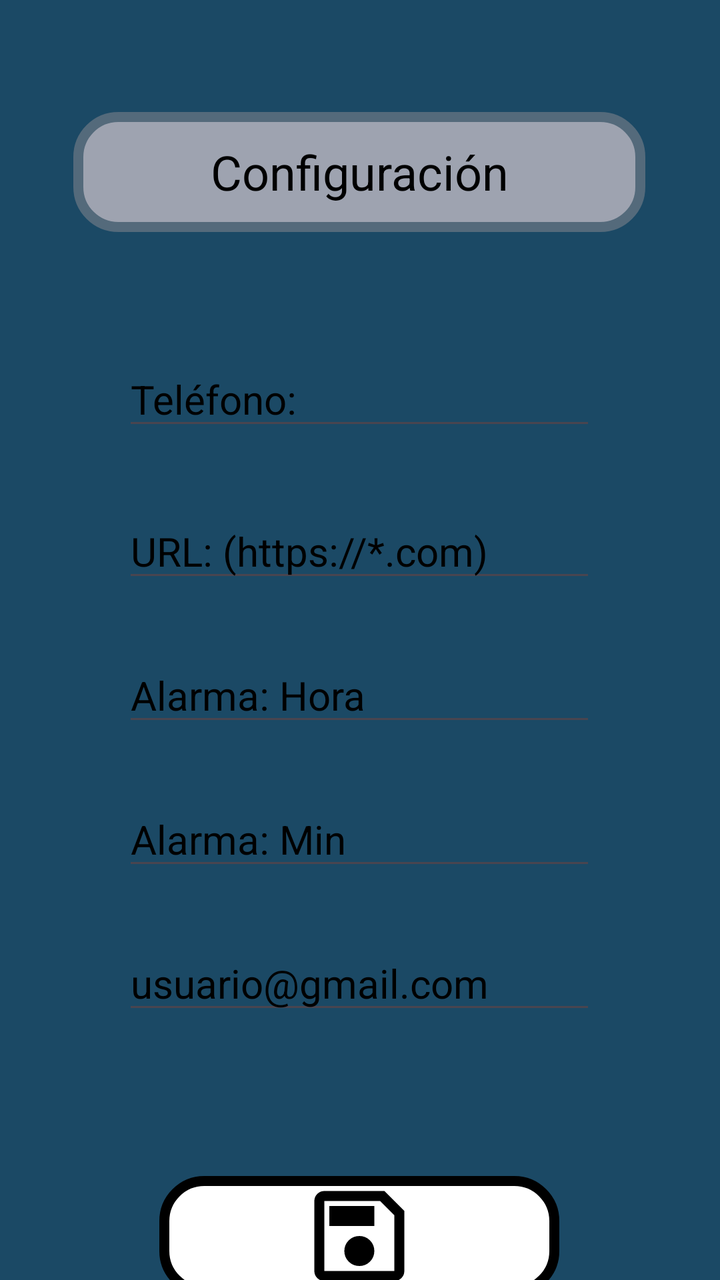
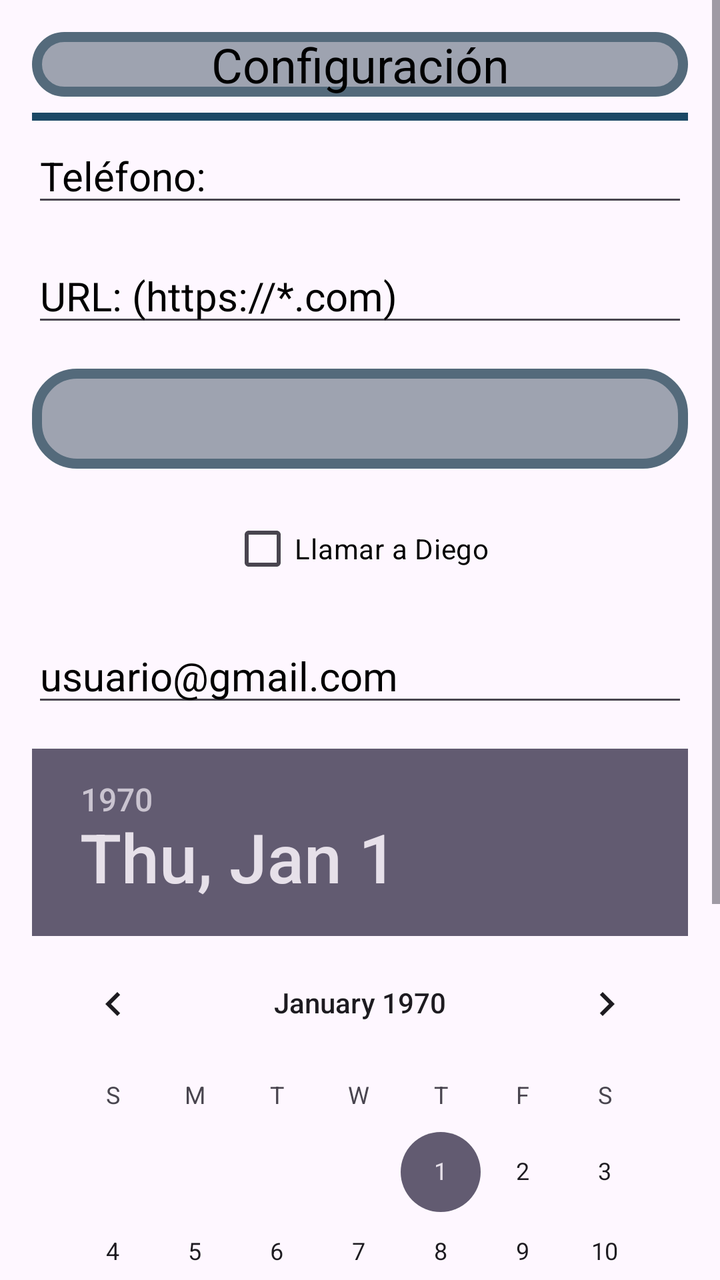

Compare the two renders of this Android layout. The source of the first and the diff that turns it into the second are given below.
<!-- AndroidManifest.xml: application theme Theme.ProyectoEvalTema1 -->
<!-- res/layout/activity_conf.xml -->
<?xml version="1.0" encoding="utf-8"?>
<androidx.constraintlayout.widget.ConstraintLayout xmlns:android="http://schemas.android.com/apk/res/android"
    xmlns:app="http://schemas.android.com/apk/res-auto"
    xmlns:tools="http://schemas.android.com/tools"
    android:id="@+id/main"
    android:layout_width="match_parent"
    android:layout_height="match_parent"
    tools:context=".ConfActivity">


    <View
        android:id="@+id/view2"
        android:layout_width="match_parent"
        android:layout_height="match_parent"
        android:background="@color/indigo_blue"
        app:layout_constraintBottom_toBottomOf="parent"
        app:layout_constraintEnd_toEndOf="parent"
        app:layout_constraintHorizontal_bias="0.0"
        app:layout_constraintStart_toStartOf="parent">

    </View>

    <TextView
        android:id="@+id/txtCon"
        android:layout_width="286dp"
        android:layout_height="60dp"
        android:layout_marginTop="56dp"
        android:background="@drawable/text_extra"
        android:gravity="center"
        android:text="@string/app_config"
        android:textColor="@color/black"
        android:textSize="24sp"
        app:layout_constraintEnd_toEndOf="parent"
        app:layout_constraintHorizontal_bias="0.496"
        app:layout_constraintStart_toStartOf="parent"
        app:layout_constraintTop_toTopOf="parent">

    </TextView>

    <EditText
        android:id="@+id/edit_phone"
        android:layout_width="wrap_content"
        android:layout_height="wrap_content"
        android:layout_marginTop="120dp"
        android:ems="10"
        android:hint="Teléfono:"
        android:inputType="text"
        android:textColor="@color/columbia_blue"
        android:textColorHint="@color/black"
        android:textSize="20sp"
        app:layout_constraintEnd_toEndOf="parent"
        app:layout_constraintHorizontal_bias="0.497"
        app:layout_constraintStart_toStartOf="parent"
        app:layout_constraintTop_toTopOf="@+id/txtCon" />

    <EditText
        android:id="@+id/edit_url"
        android:layout_width="wrap_content"
        android:layout_height="wrap_content"
        android:layout_marginTop="32dp"
        android:ems="10"
        android:hint="URL: (https://*.com)"
        android:inputType="text"
        android:textColor="@color/columbia_blue"
        android:textSize="20sp"
        android:textColorHint="@color/black"
        app:layout_constraintEnd_toEndOf="parent"
        app:layout_constraintHorizontal_bias="0.497"
        app:layout_constraintStart_toStartOf="parent"
        app:layout_constraintTop_toBottomOf="@+id/edit_phone" />

    <EditText
        android:id="@+id/edit_alarm_hour"
        android:layout_width="wrap_content"
        android:layout_height="wrap_content"
        android:layout_marginTop="28dp"
        android:ems="10"
        android:hint="Alarma: Hora"
        android:inputType="text"
        android:textColor="@color/columbia_blue"
        android:textColorHint="@color/black"
        android:textSize="20sp"
        app:layout_constraintEnd_toEndOf="parent"
        app:layout_constraintHorizontal_bias="0.497"
        app:layout_constraintStart_toStartOf="parent"
        app:layout_constraintTop_toBottomOf="@+id/edit_url" />

    <EditText
        android:id="@+id/edit_alarm_min"
        android:layout_width="wrap_content"
        android:layout_height="wrap_content"
        android:layout_marginTop="28dp"
        android:ems="10"
        android:hint="Alarma: Min"
        android:inputType="text"
        android:textColor="@color/columbia_blue"
        android:textColorHint="@color/black"
        android:textSize="20sp"
        app:layout_constraintEnd_toEndOf="parent"
        app:layout_constraintHorizontal_bias="0.497"
        app:layout_constraintStart_toStartOf="parent"
        app:layout_constraintTop_toBottomOf="@+id/edit_alarm_hour" />

    <EditText
        android:id="@+id/edit_gmail"
        android:layout_width="wrap_content"
        android:layout_height="wrap_content"
        android:layout_marginTop="28dp"
        android:ems="10"
        android:hint="usuario@gmail.com"
        android:inputType="text"
        android:textColor="@color/columbia_blue"
        android:textColorHint="@color/black"
        android:textSize="20sp"
        app:layout_constraintEnd_toEndOf="parent"
        app:layout_constraintHorizontal_bias="0.497"
        app:layout_constraintStart_toStartOf="parent"
        app:layout_constraintTop_toBottomOf="@+id/edit_alarm_min">

    </EditText>

    <ImageButton
        android:id="@+id/btn_config"
        android:layout_width="200dp"
        android:layout_height="60dp"
        android:layout_marginTop="588dp"
        android:background="@drawable/button_pred"
        android:scaleType="fitCenter"
        app:layout_constraintEnd_toEndOf="parent"
        app:layout_constraintHorizontal_bias="0.497"
        app:layout_constraintStart_toStartOf="parent"
        app:layout_constraintTop_toTopOf="parent"
        app:srcCompat="@drawable/save_icon">



    </ImageButton>

</androidx.constraintlayout.widget.ConstraintLayout>
<!-- resources referenced by this layout -->
<resources>
  <color name="black">#FF000000</color>
  <color name="columbia_blue">#CAE9FF</color>
  <color name="indigo_blue">#1B4965</color>
  <!-- drawable button_pred (drawable) -->
  <?xml version="1.0" encoding="utf-8"?>
  <shape xmlns:android="http://schemas.android.com/apk/res/android">
    <solid
        android:color="@color/white"></solid>
      <stroke
          android:width="5dp"></stroke>
      <corners
          android:radius="20dp"></corners>
  </shape>
  <!-- drawable save_icon (drawable) -->
  <vector xmlns:android="http://schemas.android.com/apk/res/android" android:height="24dp" android:tint="@color/black" android:viewportHeight="960" android:viewportWidth="960" android:width="24dp">
        
      <path android:fillColor="@android:color/white" android:pathData="M840,280L840,760Q840,793 816.5,816.5Q793,840 760,840L200,840Q167,840 143.5,816.5Q120,793 120,760L120,200Q120,167 143.5,143.5Q167,120 200,120L680,120L840,280ZM760,314L646,200L200,200Q200,200 200,200Q200,200 200,200L200,760Q200,760 200,760Q200,760 200,760L760,760Q760,760 760,760Q760,760 760,760L760,314ZM480,720Q530,720 565,685Q600,650 600,600Q600,550 565,515Q530,480 480,480Q430,480 395,515Q360,550 360,600Q360,650 395,685Q430,720 480,720ZM240,400L600,400L600,240L240,240L240,400ZM200,314L200,760Q200,760 200,760Q200,760 200,760L200,760Q200,760 200,760Q200,760 200,760L200,200Q200,200 200,200Q200,200 200,200L200,200L200,314Z"/>
      
  </vector>
  <!-- drawable text_extra (drawable) -->
  <?xml version="1.0" encoding="utf-8"?>
  <shape xmlns:android="http://schemas.android.com/apk/res/android">
      <solid
          android:color="@color/cadet_grey">
      </solid>
      <stroke
          android:width="5dp"
          android:color="@color/payne_grey">
      </stroke>
      <corners
          android:radius="20dp">
      </corners>
  </shape>
  <string name="app_config">Configuración</string>
  <style name="Theme.ProyectoEvalTema1" parent="Base.Theme.ProyectoEvalTema1" />
  <color name="white">#FFFFFFFF</color>
  <color name="cadet_grey">#9EA3B0</color>
  <color name="payne_grey">#546A7B</color>
  <style name="Base.Theme.ProyectoEvalTema1" parent="Theme.Material3.DayNight.NoActionBar">
          
          
      </style>
</resources>

<!-- the commit's change to res/layout/activity_conf.xml (unified diff, before → after) -->
@@ -1,139 +1,152 @@
 <?xml version="1.0" encoding="utf-8"?>
-<androidx.constraintlayout.widget.ConstraintLayout xmlns:android="http://schemas.android.com/apk/res/android"
+<ScrollView xmlns:android="http://schemas.android.com/apk/res/android"
     xmlns:app="http://schemas.android.com/apk/res-auto"
     xmlns:tools="http://schemas.android.com/tools"
-    android:id="@+id/main"
     android:layout_width="match_parent"
     android:layout_height="match_parent"
-    tools:context=".ConfActivity">
+    android:fillViewport="true">
 
+    <LinearLayout
+        android:layout_width="match_parent"
+        android:layout_height="wrap_content"
+        android:orientation="vertical">
 
-    <View
-        android:id="@+id/view2"
-        android:layout_width="match_parent"
-        android:layout_height="match_parent"
-        android:background="@color/indigo_blue"
-        app:layout_constraintBottom_toBottomOf="parent"
-        app:layout_constraintEnd_toEndOf="parent"
-        app:layout_constraintHorizontal_bias="0.0"
-        app:layout_constraintStart_toStartOf="parent">
+        <androidx.constraintlayout.widget.ConstraintLayout
+            android:layout_width="match_parent"
+            android:layout_height="wrap_content"
+            android:padding="16dp">
 
-    </View>
+            
+            <TextView
+                android:id="@+id/txtCon"
+                android:layout_width="0dp"
+                android:layout_height="wrap_content"
+                android:background="@drawable/text_extra"
+                android:gravity="center"
+                android:text="@string/app_config"
+                android:textColor="@color/black"
+                android:textSize="24sp"
+                app:layout_constraintTop_toTopOf="parent"
+                app:layout_constraintStart_toStartOf="parent"
+                app:layout_constraintEnd_toEndOf="parent"/>
 
-    <TextView
-        android:id="@+id/txtCon"
-        android:layout_width="286dp"
-        android:layout_height="60dp"
-        android:layout_marginTop="56dp"
-        android:background="@drawable/text_extra"
-        android:gravity="center"
-        android:text="@string/app_config"
-        android:textColor="@color/black"
-        android:textSize="24sp"
-        app:layout_constraintEnd_toEndOf="parent"
-        app:layout_constraintHorizontal_bias="0.496"
-        app:layout_constraintStart_toStartOf="parent"
-        app:layout_constraintTop_toTopOf="parent">
+            
+            <EditText
+                android:id="@+id/edit_phone"
+                android:layout_width="0dp"
+                android:layout_height="wrap_content"
+                android:hint="Teléfono:"
+                android:inputType="phone"
+                android:textColor="@color/black"
+                android:textColorHint="@color/black"
+                android:textSize="20sp"
+                app:layout_constraintTop_toBottomOf="@id/txtCon"
+                app:layout_constraintStart_toStartOf="parent"
+                app:layout_constraintEnd_toEndOf="parent"
+                android:layout_marginTop="16dp"/>
 
-    </TextView>
+            
+            <EditText
+                android:id="@+id/edit_url"
+                android:layout_width="0dp"
+                android:layout_height="wrap_content"
+                android:hint="URL: (https://*.com)"
+                android:inputType="textUri"
+                android:textColor="@color/black"
+                android:textColorHint="@color/black"
+                android:textSize="20sp"
+                app:layout_constraintTop_toBottomOf="@id/edit_phone"
+                app:layout_constraintStart_toStartOf="parent"
+                app:layout_constraintEnd_toEndOf="parent"
+                android:layout_marginTop="16dp"/>
 
-    <EditText
-        android:id="@+id/edit_phone"
-        android:layout_width="wrap_content"
-        android:layout_height="wrap_content"
-        android:layout_marginTop="120dp"
-        android:ems="10"
-        android:hint="Teléfono:"
-        android:inputType="text"
-        android:textColor="@color/columbia_blue"
-        android:textColorHint="@color/black"
-        android:textSize="20sp"
-        app:layout_constraintEnd_toEndOf="parent"
-        app:layout_constraintHorizontal_bias="0.497"
-        app:layout_constraintStart_toStartOf="parent"
-        app:layout_constraintTop_toTopOf="@+id/txtCon" />
+            
+            <Spinner
+                android:id="@+id/spinner_tiempo"
+                android:layout_width="0dp"
+                android:layout_height="50dp"
+                android:background="@drawable/text_extra"
+                app:layout_constraintTop_toBottomOf="@id/edit_url"
+                app:layout_constraintStart_toStartOf="parent"
+                app:layout_constraintEnd_toEndOf="parent"
+                android:layout_marginTop="16dp"/>
 
-    <EditText
-        android:id="@+id/edit_url"
-        android:layout_width="wrap_content"
-        android:layout_height="wrap_content"
-        android:layout_marginTop="32dp"
-        android:ems="10"
-        android:hint="URL: (https://*.com)"
-        android:inputType="text"
-        android:textColor="@color/columbia_blue"
-        android:textSize="20sp"
-        android:textColorHint="@color/black"
-        app:layout_constraintEnd_toEndOf="parent"
-        app:layout_constraintHorizontal_bias="0.497"
-        app:layout_constraintStart_toStartOf="parent"
-        app:layout_constraintTop_toBottomOf="@+id/edit_phone" />
+            
+            <CheckBox
+                android:id="@+id/chk_opcional"
+                android:layout_width="wrap_content"
+                android:layout_height="wrap_content"
+                android:text="Llamar a Diego"
+                android:textColor="@color/black"
+                app:layout_constraintTop_toBottomOf="@id/spinner_tiempo"
+                app:layout_constraintStart_toStartOf="parent"
+                app:layout_constraintEnd_toEndOf="parent"
+                android:layout_marginTop="16dp"/>
 
-    <EditText
-        android:id="@+id/edit_alarm_hour"
-        android:layout_width="wrap_content"
-        android:layout_height="wrap_content"
-        android:layout_marginTop="28dp"
-        android:ems="10"
-        android:hint="Alarma: Hora"
-        android:inputType="text"
-        android:textColor="@color/columbia_blue"
-        android:textColorHint="@color/black"
-        android:textSize="20sp"
-        app:layout_constraintEnd_toEndOf="parent"
-        app:layout_constraintHorizontal_bias="0.497"
-        app:layout_constraintStart_toStartOf="parent"
-        app:layout_constraintTop_toBottomOf="@+id/edit_url" />
+            
+            <EditText
+                android:id="@+id/edit_gmail"
+                android:layout_width="0dp"
+                android:layout_height="wrap_content"
+                android:hint="usuario@gmail.com"
+                android:inputType="textEmailAddress"
+                android:textColor="@color/black"
+                android:textColorHint="@color/black"
+                android:textSize="20sp"
+                app:layout_constraintTop_toBottomOf="@id/chk_opcional"
+                app:layout_constraintStart_toStartOf="parent"
+                app:layout_constraintEnd_toEndOf="parent"
+                android:layout_marginTop="16dp"/>
 
-    <EditText
-        android:id="@+id/edit_alarm_min"
-        android:layout_width="wrap_content"
-        android:layout_height="wrap_content"
-        android:layout_marginTop="28dp"
-        android:ems="10"
-        android:hint="Alarma: Min"
-        android:inputType="text"
-        android:textColor="@color/columbia_blue"
-        android:textColorHint="@color/black"
-        android:textSize="20sp"
-        app:layout_constraintEnd_toEndOf="parent"
-        app:layout_constraintHorizontal_bias="0.497"
-        app:layout_constraintStart_toStartOf="parent"
-        app:layout_constraintTop_toBottomOf="@+id/edit_alarm_hour" />
+            
+            <DatePicker
+                android:id="@+id/datepicker_fecha"
+                android:layout_width="wrap_content"
+                android:layout_height="wrap_content"
+                android:calendarViewShown="false"
+                android:spinnersShown="true"
+                app:layout_constraintTop_toBottomOf="@id/edit_gmail"
+                app:layout_constraintStart_toStartOf="parent"
+                app:layout_constraintEnd_toEndOf="parent"
+                android:layout_marginTop="16dp"/>
 
-    <EditText
-        android:id="@+id/edit_gmail"
-        android:layout_width="wrap_content"
-        android:layout_height="wrap_content"
-        android:layout_marginTop="28dp"
-        android:ems="10"
-        android:hint="usuario@gmail.com"
-        android:inputType="text"
-        android:textColor="@color/columbia_blue"
-        android:textColorHint="@color/black"
-        android:textSize="20sp"
-        app:layout_constraintEnd_toEndOf="parent"
-        app:layout_constraintHorizontal_bias="0.497"
-        app:layout_constraintStart_toStartOf="parent"
-        app:layout_constraintTop_toBottomOf="@+id/edit_alarm_min">
+            
+            <ImageButton
+                android:id="@+id/btn_config"
+                android:layout_width="200dp"
+                android:layout_height="60dp"
+                android:background="@drawable/button_pred"
+                android:src="@drawable/save_icon"
+                app:layout_constraintTop_toBottomOf="@id/datepicker_fecha"
+                app:layout_constraintStart_toStartOf="parent"
+                app:layout_constraintEnd_toEndOf="parent"
+                android:layout_marginTop="24dp"/>
 
-    </EditText>
+            
+            <ProgressBar
+                android:id="@+id/progressBar"
+                style="?android:attr/progressBarStyleLarge"
+                android:layout_width="wrap_content"
+                android:layout_height="wrap_content"
+                android:visibility="gone"
+                app:layout_constraintTop_toTopOf="@id/btn_config"
+                app:layout_constraintBottom_toBottomOf="@id/btn_config"
+                app:layout_constraintStart_toStartOf="@id/btn_config"
+                app:layout_constraintEnd_toEndOf="@id/btn_config"/>
 
-    <ImageButton
-        android:id="@+id/btn_config"
-        android:layout_width="200dp"
-        android:layout_height="60dp"
-        android:layout_marginTop="588dp"
-        android:background="@drawable/button_pred"
-        android:scaleType="fitCenter"
-        app:layout_constraintEnd_toEndOf="parent"
-        app:layout_constraintHorizontal_bias="0.497"
-        app:layout_constraintStart_toStartOf="parent"
-        app:layout_constraintTop_toTopOf="parent"
-        app:srcCompat="@drawable/save_icon">
+            
+            <View
+                android:id="@+id/view2"
+                android:layout_width="0dp"
+                android:layout_height="4dp"
+                android:background="@color/indigo_blue"
+                app:layout_constraintTop_toBottomOf="@id/txtCon"
+                app:layout_constraintStart_toStartOf="parent"
+                app:layout_constraintEnd_toEndOf="parent"
+                android:layout_marginTop="8dp"/>
 
+        </androidx.constraintlayout.widget.ConstraintLayout>
 
+    </LinearLayout>
 
-    </ImageButton>
-
-</androidx.constraintlayout.widget.ConstraintLayout>
+</ScrollView>
<!-- resource entries referenced after the edit -->
@@ -1,7 +1,6 @@
 <!-- resources referenced by this layout -->
 <resources>
   <color name="black">#FF000000</color>
-  <color name="columbia_blue">#CAE9FF</color>
   <color name="indigo_blue">#1B4965</color>
   <!-- drawable button_pred (drawable) -->
   <?xml version="1.0" encoding="utf-8"?>
